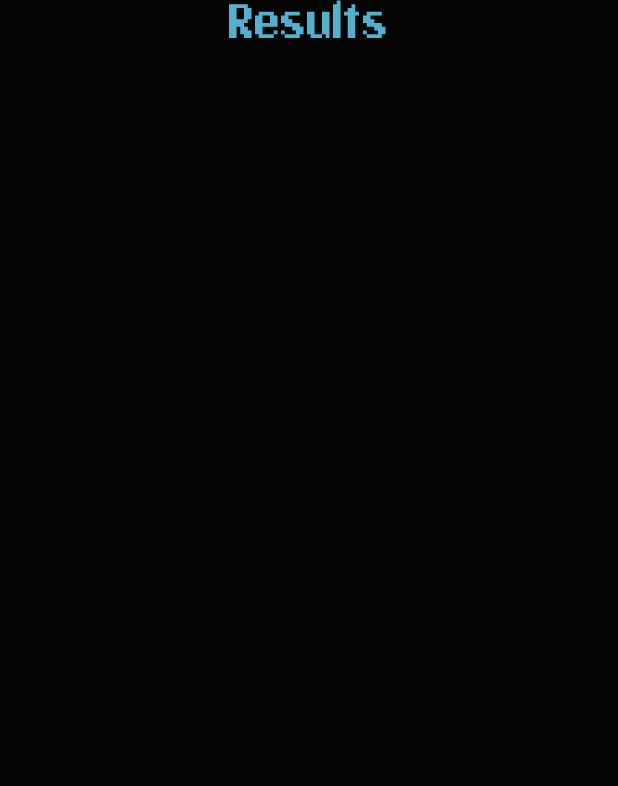
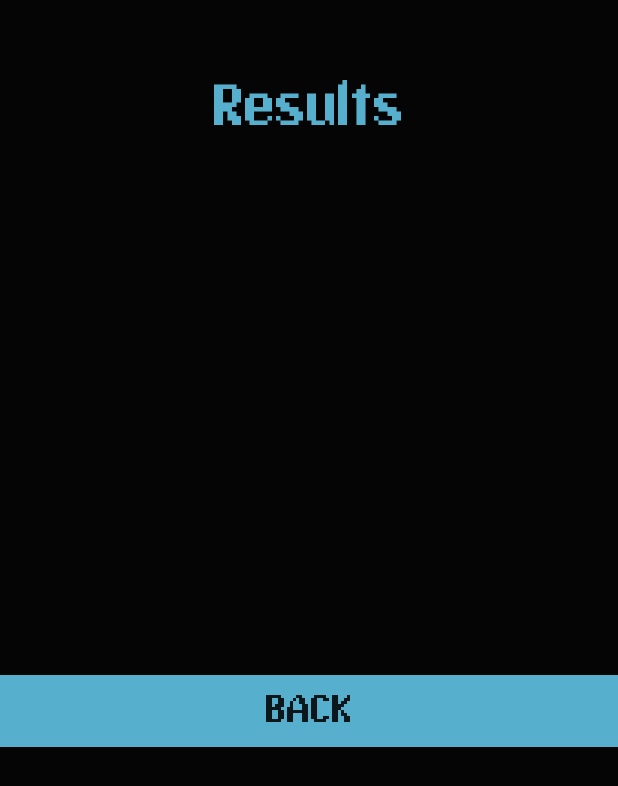
Before and after one commit to akimovve/Concentration_Game, an Android app: the ResultsActivity screen opened directly, with no data from a screen before it, on a phone screen of 412 x 824 dp. Shown: the top 786 px of the screen. Run offline under Robolectric (Android 15) with nearby library versions, the phone set to English and light mode, and no system bars; Roboto replaces fonts that are not available here; 3 statements that could not run were skipped.

Commit message:
Friday 5th
Data Base was modified

```diff
--- a/app/src/main/java/com/example/concentration/ResultsActivity.java
+++ b/app/src/main/java/com/example/concentration/ResultsActivity.java
@@ -1,11 +1,14 @@
 package com.example.concentration;
 
 import android.content.Context;
+import android.content.Intent;
 import android.database.Cursor;
 import android.database.sqlite.SQLiteDatabase;
 import android.os.Bundle;
 import android.util.Log;
 import android.view.LayoutInflater;
+import android.view.View;
+import android.widget.Button;
 import android.widget.TableLayout;
 import android.widget.TableRow;
 import android.widget.TextView;
@@ -13,37 +16,73 @@ import android.widget.TextView;
 import androidx.annotation.Nullable;
 import androidx.appcompat.app.AppCompatActivity;
 
+import com.example.concentration.Menu.HomeActivity;
+
+import java.util.ArrayList;
+import java.util.Collections;
+import java.util.Comparator;
+import java.util.HashMap;
+import java.util.List;
+import java.util.Map;
+
 
 public class ResultsActivity extends AppCompatActivity {
 
-    final String LOG_TAG = "myLogs"; // logging
+    boolean isEmpty = true;
+
+    Button backButton;
+    Map<String, Integer> resArrayOfFlips = new HashMap<>();
 
     @Override
     protected void onCreate(@Nullable Bundle savedInstanceState) {
         super.onCreate(savedInstanceState);
         setContentView(R.layout.results_layout);
 
+        backButton = findViewById(R.id.backButton);
+
+        backButton.setOnClickListener(new View.OnClickListener() {
+            @Override
+            public void onClick(View v) {
+                Intent intent = new Intent(ResultsActivity.this, HomeActivity.class);
+                startActivity(intent);
+            }
+        });
+
         SQLiteDatabase db;
         db = openOrCreateDatabase("resultsDB", Context.MODE_PRIVATE, null);
 
-        Log.d(LOG_TAG, "--- READ the table: ---");
         Cursor c = db.query("results_table", null, null, null, null, null, null);
 
         if (c.moveToFirst()) {
-            int idColIndex = c.getColumnIndex("id");
+            isEmpty = false;
             int nameColIndex = c.getColumnIndex("name");
             int flipsColIndex = c.getColumnIndex("flips");
 
             do {
-                Log.d(LOG_TAG,
-                        "ID = " + c.getInt(idColIndex) +
-                                ", name = " + c.getString(nameColIndex) +
-                                ", flips = " + c.getInt(flipsColIndex));
-                addRow(c.getInt(idColIndex), c.getString(nameColIndex), c.getInt(flipsColIndex));
+                resArrayOfFlips.put(c.getString(nameColIndex), c.getInt(flipsColIndex));
             } while (c.moveToNext());
-        } else
-            Log.d(LOG_TAG, "0 rows");
+        } else isEmpty = true;
         c.close();
+
+        if (!isEmpty) {
+            List<Map.Entry<String, Integer>> sortList = new ArrayList(resArrayOfFlips.entrySet());
+            Collections.sort(sortList, new Comparator<Map.Entry<String, Integer>>() {
+                @Override
+                public int compare(Map.Entry<String, Integer> o1, Map.Entry<String, Integer> o2) {
+                    return o1.getValue().compareTo(o2.getValue());
+                }
+            });
+
+            int size;
+            if (resArrayOfFlips.size() < 10) size = resArrayOfFlips.size();
+            else size = 10;
+
+            System.out.println(size);
+
+            for (int index = 1; index <= size; index++) {
+                addRow(index, sortList.get(index - 1).getKey(), resArrayOfFlips.get(sortList.get(index - 1).getKey()));
+            }
+        }
     }
 
 
--- a/app/src/main/res/layout/results_layout.xml
+++ b/app/src/main/res/layout/results_layout.xml
@@ -7,17 +7,39 @@
     android:orientation="vertical">
 
     <TextView
+        android:id="@+id/textView15"
+        android:layout_width="match_parent"
+        android:layout_height="wrap_content" />
+
+    <TextView
         android:id="@+id/textView5"
-        android:layout_width="469dp"
-        android:layout_height="wrap_content"
+        android:layout_width="match_parent"
+        android:layout_height="105dp"
         android:fontFamily="@font/pixel_font"
         android:gravity="center"
         android:text="@string/results"
         android:textColor="@color/buttonsColor"
-        android:textSize="30sp" />
+        android:textSize="36sp" />
 
     <TableLayout
         android:id="@+id/resultsTable"
-        android:layout_width="fill_parent"
+        android:layout_width="match_parent"
         android:layout_height="wrap_content" />
+
+    <LinearLayout
+        android:layout_width="match_parent"
+        android:layout_height="match_parent"
+        android:gravity="center"
+        android:orientation="vertical">
+
+        <Button
+            android:id="@+id/backButton"
+            android:layout_width="match_parent"
+            android:layout_height="wrap_content"
+            android:background="@color/buttonsColor"
+            android:fontFamily="@font/pixel_font"
+            android:gravity="center"
+            android:text="Back"
+            android:textSize="24sp" />
+    </LinearLayout>
 </LinearLayout>
```
Also changed, not shown: app/src/main/java/com/example/concentration/GamePlayActivity.java (+6 -2 lines), app/src/main/java/com/example/concentration/Menu/HomeActivity.java (+10 -4 lines), app/src/main/res/layout/table_row.xml (+6 -6 lines), app/src/main/res/mipmap-hdpi/back.png (added), 6 other files.
